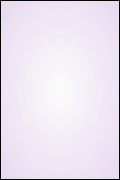
First picture: the form in Data/src/ui/BlankDeck.ui, repository NE-student/CardGames, before the edit.
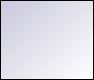
Second picture: the form after the edit.

What changed in the file:
```diff
--- a/Data/src/ui/BlankDeck.ui
+++ b/Data/src/ui/BlankDeck.ui
@@ -6,10 +6,22 @@
    <rect>
     <x>0</x>
     <y>0</y>
-    <width>120</width>
-    <height>180</height>
+    <width>94</width>
+    <height>80</height>
    </rect>
   </property>
+  <property name="sizePolicy">
+   <sizepolicy hsizetype="Ignored" vsizetype="Preferred">
+    <horstretch>0</horstretch>
+    <verstretch>0</verstretch>
+   </sizepolicy>
+  </property>
+  <property name="minimumSize">
+   <size>
+    <width>0</width>
+    <height>80</height>
+   </size>
+  </property>
   <property name="maximumSize">
    <size>
     <width>120</width>
@@ -37,17 +49,24 @@
    </property>
    <item>
     <widget class="QFrame" name="blankArea">
+     <property name="sizePolicy">
+      <sizepolicy hsizetype="Minimum" vsizetype="Minimum">
+       <horstretch>0</horstretch>
+       <verstretch>0</verstretch>
+      </sizepolicy>
+     </property>
      <property name="minimumSize">
       <size>
-       <width>60</width>
-       <height>120</height>
+       <width>50</width>
+       <height>80</height>
       </size>
      </property>
      <property name="styleSheet">
       <string notr="true">#blankArea
 {
 	
-	background-color: qradialgradient(spread:pad, cx:0.5, cy:0.5, radius:1.145, fx:0.5, fy:0.5, stop:0 rgba(255, 255, 255, 196), stop:1 rgba(219, 194, 232, 255));
+	
+	background-color: qlineargradient(spread:pad, x1:0, y1:0, x2:1, y2:1, stop:0 rgba(201, 199, 219, 255), stop:1 rgba(255, 255, 255, 255));
 }</string>
      </property>
      <property name="frameShape">
```
